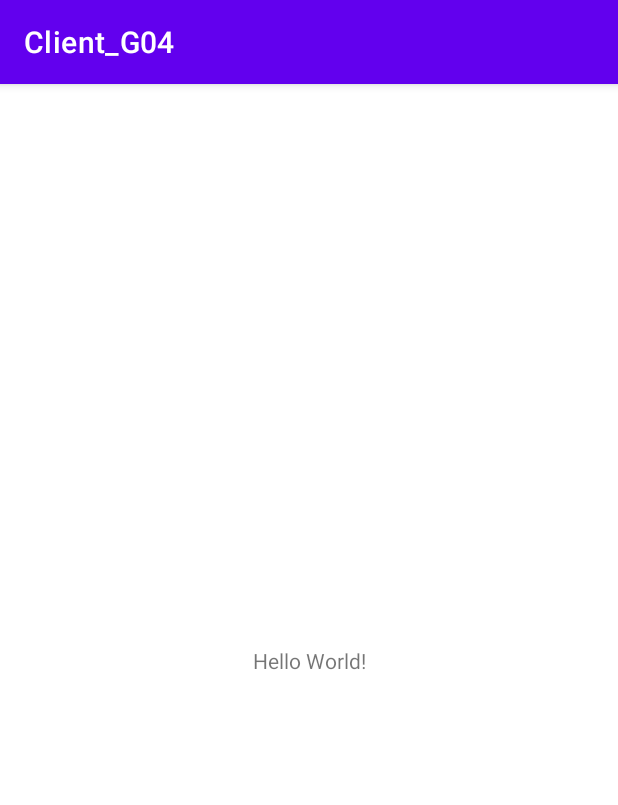
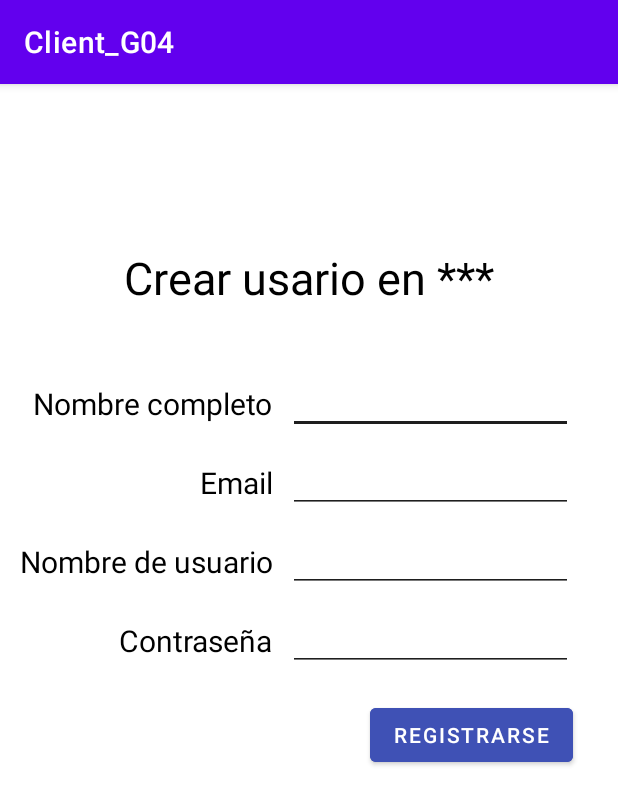
Before and after one commit to Lauvaz/Cliente_Android, an Android app: the screen it shows after launch (MainActivity), on a phone screen of 412 x 824 dp. Shown: the top 805 px of the screen. Run offline under Robolectric (Android 15) with nearby library versions, the phone set to English and light mode, and no system bars.

Commit message:
diseño register

```diff
--- a/app/src/main/res/layout/activity_main.xml
+++ b/app/src/main/res/layout/activity_main.xml
@@ -4,15 +4,124 @@
     xmlns:tools="http://schemas.android.com/tools"
     android:layout_width="match_parent"
     android:layout_height="match_parent"
-    tools:context=".MainActivity">
+    tools:context=".MainActivity"
+    tools:layout_editor_absoluteX="-11dp"
+    tools:layout_editor_absoluteY="-97dp">
 
     <TextView
+        android:id="@+id/name"
         android:layout_width="wrap_content"
         android:layout_height="wrap_content"
-        android:text="Hello World!"
+        android:text="Nombre completo"
+        android:textColor="#000000"
+        android:textSize="20sp"
         app:layout_constraintBottom_toBottomOf="parent"
-        app:layout_constraintLeft_toLeftOf="parent"
-        app:layout_constraintRight_toRightOf="parent"
-        app:layout_constraintTop_toTopOf="parent" />
+        app:layout_constraintEnd_toEndOf="parent"
+        app:layout_constraintHorizontal_bias="0.088"
+        app:layout_constraintStart_toStartOf="parent"
+        app:layout_constraintTop_toTopOf="parent"
+        app:layout_constraintVertical_bias="0.269" />
+
+    <TextView
+        android:id="@+id/email"
+        android:layout_width="wrap_content"
+        android:layout_height="wrap_content"
+        android:layout_marginTop="25dp"
+        android:text="Email"
+        android:textColor="#000000"
+        android:textSize="20sp"
+        app:layout_constraintEnd_toEndOf="@+id/name"
+        app:layout_constraintTop_toBottomOf="@+id/name" />
+
+    <TextView
+        android:id="@+id/username"
+        android:layout_width="wrap_content"
+        android:layout_height="wrap_content"
+        android:layout_marginTop="25dp"
+        android:text="Nombre de usuario"
+        android:textColor="#000000"
+        android:textSize="20sp"
+        app:layout_constraintEnd_toEndOf="@+id/email"
+        app:layout_constraintTop_toBottomOf="@+id/email" />
+
+    <TextView
+        android:id="@+id/password"
+        android:layout_width="wrap_content"
+        android:layout_height="wrap_content"
+        android:layout_marginTop="25dp"
+        android:text="Contraseña"
+        android:textColor="#000000"
+        android:textSize="20sp"
+        app:layout_constraintEnd_toEndOf="@+id/username"
+        app:layout_constraintTop_toBottomOf="@+id/username" />
+
+    <Button
+        android:id="@+id/register"
+        android:layout_width="wrap_content"
+        android:layout_height="wrap_content"
+        android:layout_marginTop="25dp"
+        android:backgroundTint="#3F51B5"
+        android:text="Registrarse"
+        app:iconTint="#3F51B5"
+        app:layout_constraintEnd_toEndOf="@+id/editPassword"
+        app:layout_constraintTop_toBottomOf="@+id/password" />
+
+    <EditText
+        android:id="@+id/editName"
+        android:layout_width="190dp"
+        android:layout_height="40dp"
+        android:layout_marginStart="10dp"
+        android:backgroundTint="#1E1E1E"
+        android:ems="10"
+        android:inputType="textPersonName"
+        app:layout_constraintBottom_toBottomOf="@+id/name"
+        app:layout_constraintStart_toEndOf="@+id/name"
+        app:layout_constraintTop_toTopOf="@+id/name" />
+
+    <EditText
+        android:id="@+id/editEmail"
+        android:layout_width="190dp"
+        android:layout_height="40dp"
+        android:backgroundTint="#1E1E1E"
+        android:ems="10"
+        android:inputType="textEmailAddress"
+        app:layout_constraintBottom_toBottomOf="@+id/email"
+        app:layout_constraintStart_toStartOf="@+id/editName"
+        app:layout_constraintTop_toTopOf="@+id/email" />
+
+    <EditText
+        android:id="@+id/editUsername"
+        android:layout_width="190dp"
+        android:layout_height="40dp"
+        android:backgroundTint="#1E1E1E"
+        android:ems="10"
+        android:inputType="textPersonName"
+        app:layout_constraintBottom_toBottomOf="@+id/username"
+        app:layout_constraintStart_toStartOf="@+id/editEmail"
+        app:layout_constraintTop_toTopOf="@+id/username" />
+
+    <EditText
+        android:id="@+id/editPassword"
+        android:layout_width="190dp"
+        android:layout_height="40dp"
+        android:backgroundTint="#1E1E1E"
+        android:ems="10"
+        android:inputType="textPassword"
+        app:layout_constraintBottom_toBottomOf="@+id/password"
+        app:layout_constraintStart_toStartOf="@+id/editUsername"
+        app:layout_constraintTop_toTopOf="@+id/password" />
+
+    <TextView
+        android:id="@+id/titulo"
+        android:layout_width="wrap_content"
+        android:layout_height="wrap_content"
+        android:layout_marginBottom="50dp"
+        android:shadowColor="#000000"
+        android:text="Crear usario en ***"
+        android:textColor="#000000"
+        android:textSize="30sp"
+        app:layout_constraintBottom_toTopOf="@+id/name"
+        app:layout_constraintEnd_toEndOf="parent"
+        app:layout_constraintStart_toStartOf="parent" />
 
 </androidx.constraintlayout.widget.ConstraintLayout>
```
